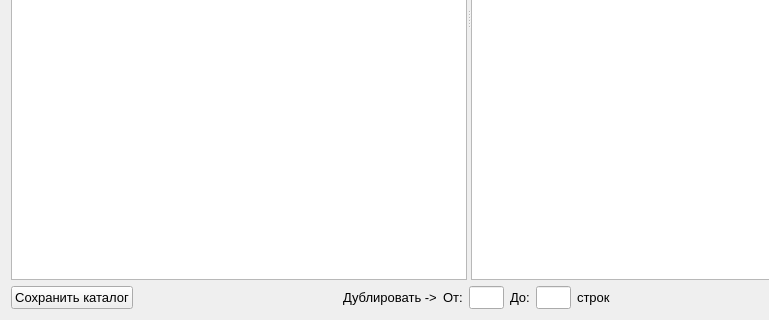
The window that src/catalogEditor/catalogeditor.ui (Vladimirsky555/Books) describes before a commit, drawn with Qt 5; both pictures show x 0 to 769 and y 255 to 575 of the 938 by 575 pixel window.
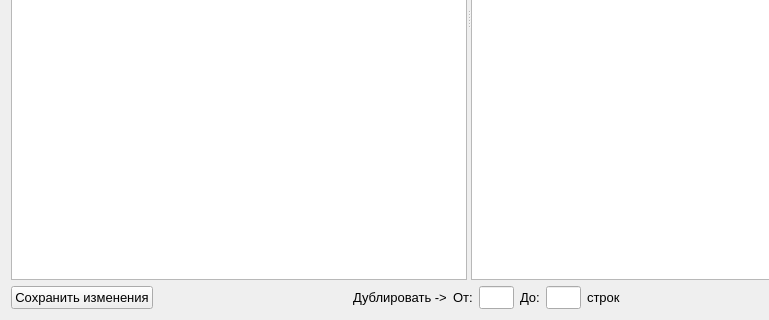
The same window after the commit. Icons and pictures are not drawn.

Commit message: change button for reading books

What changed in the file:
```diff
--- a/src/catalogEditor/catalogeditor.ui
+++ b/src/catalogEditor/catalogeditor.ui
@@ -175,7 +175,7 @@
         </font>
        </property>
        <property name="text">
-        <string>Сохранить каталог</string>
+        <string>Сохранить изменения</string>
        </property>
        <property name="icon">
         <iconset>
```
The commit also changes 7 other files.
